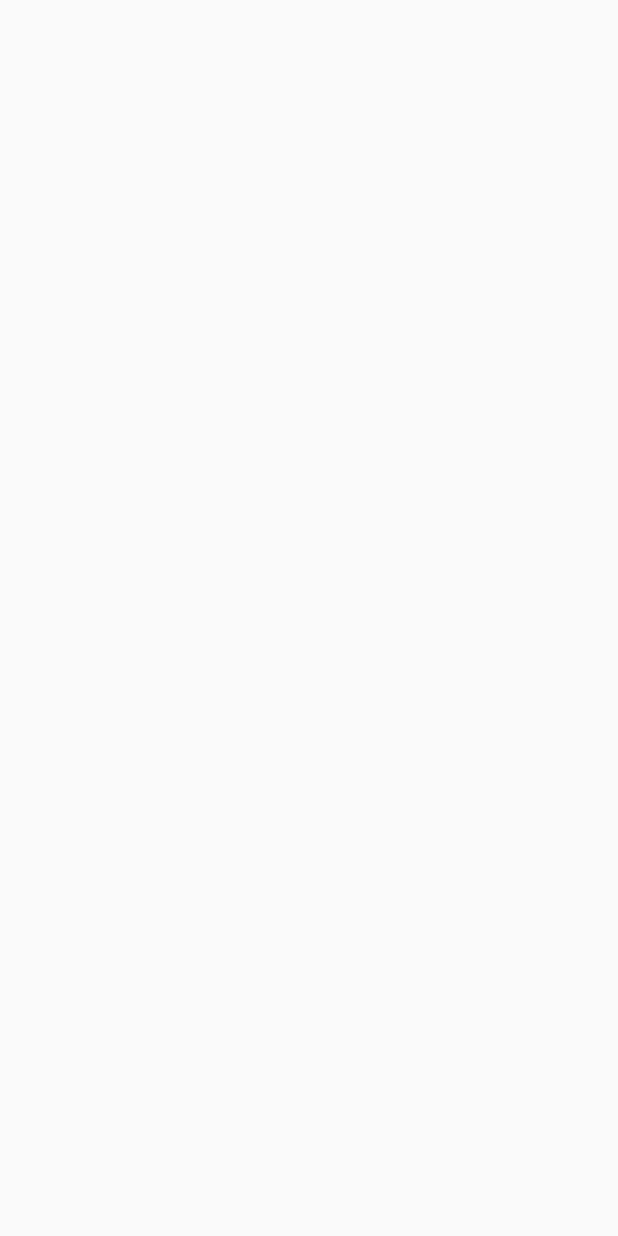
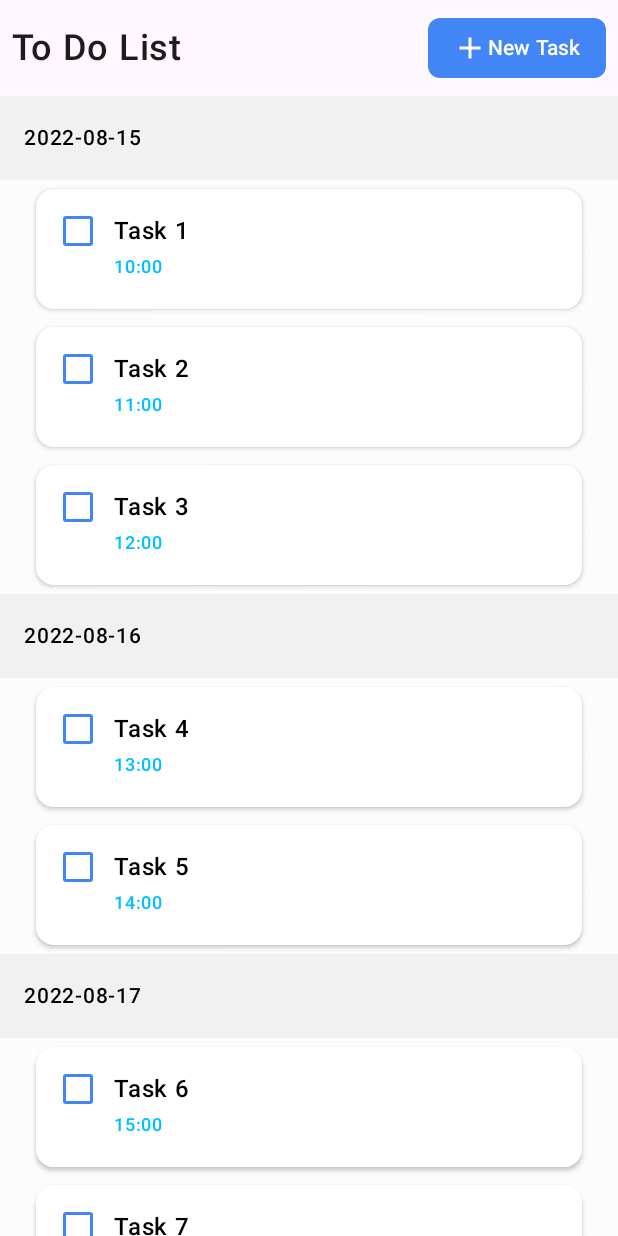
Before and after one commit to kylixeza/Simple-To-Do, an Android app built with Jetpack Compose: the screen it shows after launch (MainActivity), on a phone screen of 412 x 824 dp. Before the commit the screen is empty. Run offline under Robolectric (Android 15) with nearby library versions, the phone set to English and light mode, and no system bars.

Commit message:
feat(home): created home page (To Do Page)

```diff
--- a/app/src/main/AndroidManifest.xml
+++ b/app/src/main/AndroidManifest.xml
@@ -4,6 +4,7 @@
 
     <application
         android:allowBackup="true"
+        android:name=".App"
         android:dataExtractionRules="@xml/data_extraction_rules"
         android:fullBackupContent="@xml/backup_rules"
         android:icon="@mipmap/ic_launcher"
--- /dev/null
+++ b/app/src/main/java/com/kylix/algostudioseniormobiledevelopertest/App.kt
@@ -0,0 +1,22 @@
+package com.kylix.algostudioseniormobiledevelopertest
+
+import android.app.Application
+import com.kylix.algostudioseniormobiledevelopertest.di.viewModelModule
+import org.koin.android.ext.koin.androidContext
+import org.koin.android.ext.koin.androidLogger
+import org.koin.core.context.GlobalContext.startKoin
+import org.koin.core.logger.Level
+
+class App: Application() {
+    override fun onCreate() {
+        super.onCreate()
+
+        startKoin {
+            androidLogger(Level.ERROR)
+            androidContext(this@App)
+            modules(
+                viewModelModule
+            )
+        }
+    }
+}
--- a/app/src/main/java/com/kylix/algostudioseniormobiledevelopertest/MainActivity.kt
+++ b/app/src/main/java/com/kylix/algostudioseniormobiledevelopertest/MainActivity.kt
@@ -3,20 +3,16 @@ package com.kylix.algostudioseniormobiledevelopertest
 import android.os.Bundle
 import androidx.activity.ComponentActivity
 import androidx.activity.compose.setContent
-import androidx.compose.foundation.layout.fillMaxSize
-import androidx.compose.material3.MaterialTheme
-import androidx.compose.material3.Surface
-import androidx.compose.material3.Text
-import androidx.compose.runtime.Composable
-import androidx.compose.ui.Modifier
-import androidx.compose.ui.tooling.preview.Preview
-import com.kylix.algostudioseniormobiledevelopertest.ui.theme.AlgostudioSeniorMobileDeveloperTestTheme
+import com.kylix.algostudioseniormobiledevelopertest.screen.ToDoScreen
+import com.kylix.algostudioseniormobiledevelopertest.ui.theme.AppTheme
 
 class MainActivity : ComponentActivity() {
     override fun onCreate(savedInstanceState: Bundle?) {
         super.onCreate(savedInstanceState)
         setContent {
-
+            AppTheme {
+                ToDoScreen()
+            }
         }
     }
 }
--- /dev/null
+++ b/app/src/main/java/com/kylix/algostudioseniormobiledevelopertest/data/Dummy.kt
@@ -0,0 +1,57 @@
+package com.kylix.algostudioseniormobiledevelopertest.data
+
+import com.kylix.algostudioseniormobiledevelopertest.model.Task
+
+object Dummy {
+
+    fun getTasks() = listOf(
+        Task(
+            id = 1,
+            title = "Task 1",
+            description = "Description 1",
+            date = "2022-08-15",
+            time = "10:00"
+        ),
+        Task(
+            id = 2,
+            title = "Task 2",
+            description = "Description 2",
+            date = "2022-08-15",
+            time = "11:00"
+        ),
+        Task(
+            id = 3,
+            title = "Task 3",
+            description = "Description 3",
+            date = "2022-08-15",
+            time = "12:00"
+        ),
+        Task(
+            id = 4,
+            title = "Task 4",
+            description = "Description 4",
+            date = "2022-08-16",
+            time = "13:00"
+        ),Task(
+            id = 5,
+            title = "Task 5",
+            description = "Description 5",
+            date = "2022-08-16",
+            time = "14:00"
+        ),
+        Task(
+            id = 6,
+            title = "Task 6",
+            description = "Description 6",
+            date = "2022-08-17",
+            time = "15:00"
+        ),
+        Task(
+            id = 7,
+            title = "Task 7",
+            description = "Description 7",
+            date = "2022-08-17",
+            time = "16:00"
+        ),
+    ).sortedBy { it.date }.groupBy { it.date }
+}
--- /dev/null
+++ b/app/src/main/java/com/kylix/algostudioseniormobiledevelopertest/di/ViewModelModule.kt
@@ -0,0 +1,9 @@
+package com.kylix.algostudioseniormobiledevelopertest.di
+
+import com.kylix.algostudioseniormobiledevelopertest.screen.ToDoViewModel
+import org.koin.androidx.viewmodel.dsl.viewModel
+import org.koin.dsl.module
+
+val viewModelModule = module {
+    viewModel { ToDoViewModel() }
+}
--- /dev/null
+++ b/app/src/main/java/com/kylix/algostudioseniormobiledevelopertest/model/Task.kt
@@ -0,0 +1,9 @@
+package com.kylix.algostudioseniormobiledevelopertest.model
+
+data class Task(
+    val id: Int,
+    val title: String,
+    val description: String,
+    val date: String,
+    val time: String,
+)
--- /dev/null
+++ b/app/src/main/java/com/kylix/algostudioseniormobiledevelopertest/screen/ToDoScreen.kt
@@ -0,0 +1,224 @@
+package com.kylix.algostudioseniormobiledevelopertest.screen
+
+import androidx.compose.foundation.ExperimentalFoundationApi
+import androidx.compose.foundation.background
+import androidx.compose.foundation.layout.Arrangement
+import androidx.compose.foundation.layout.Box
+import androidx.compose.foundation.layout.Column
+import androidx.compose.foundation.layout.IntrinsicSize
+import androidx.compose.foundation.layout.PaddingValues
+import androidx.compose.foundation.layout.Row
+import androidx.compose.foundation.layout.Spacer
+import androidx.compose.foundation.layout.fillMaxHeight
+import androidx.compose.foundation.layout.fillMaxSize
+import androidx.compose.foundation.layout.fillMaxWidth
+import androidx.compose.foundation.layout.height
+import androidx.compose.foundation.layout.padding
+import androidx.compose.foundation.layout.size
+import androidx.compose.foundation.layout.width
+import androidx.compose.foundation.layout.wrapContentHeight
+import androidx.compose.foundation.layout.wrapContentSize
+import androidx.compose.foundation.lazy.LazyColumn
+import androidx.compose.foundation.lazy.items
+import androidx.compose.foundation.shape.CircleShape
+import androidx.compose.foundation.shape.RoundedCornerShape
+import androidx.compose.material.icons.Icons
+import androidx.compose.material.icons.filled.Add
+import androidx.compose.material3.Button
+import androidx.compose.material3.ButtonDefaults
+import androidx.compose.material3.Card
+import androidx.compose.material3.CardDefaults
+import androidx.compose.material3.Checkbox
+import androidx.compose.material3.CheckboxDefaults
+import androidx.compose.material3.Icon
+import androidx.compose.material3.MaterialTheme
+import androidx.compose.material3.Scaffold
+import androidx.compose.material3.Surface
+import androidx.compose.material3.Text
+import androidx.compose.runtime.Composable
+import androidx.compose.runtime.collectAsState
+import androidx.compose.runtime.getValue
+import androidx.compose.runtime.mutableStateOf
+import androidx.compose.runtime.remember
+import androidx.compose.runtime.setValue
+import androidx.compose.ui.Alignment
+import androidx.compose.ui.Modifier
+import androidx.compose.ui.graphics.BlendMode.Companion.Color
+import androidx.compose.ui.graphics.Color
+import androidx.compose.ui.res.painterResource
+import androidx.compose.ui.text.font.FontFamily
+import androidx.compose.ui.text.font.FontWeight
+import androidx.compose.ui.tooling.preview.Preview
+import androidx.compose.ui.unit.dp
+import androidx.compose.ui.unit.sp
+import com.kylix.algostudioseniormobiledevelopertest.model.Task
+import com.kylix.algostudioseniormobiledevelopertest.ui.theme.Black
+import com.kylix.algostudioseniormobiledevelopertest.ui.theme.DeepBlue
+import com.kylix.algostudioseniormobiledevelopertest.ui.theme.DarkGray
+import com.kylix.algostudioseniormobiledevelopertest.ui.theme.Gray
+import com.kylix.algostudioseniormobiledevelopertest.ui.theme.LightBlue
+import com.kylix.algostudioseniormobiledevelopertest.ui.theme.LightGray
+import com.kylix.algostudioseniormobiledevelopertest.ui.theme.White
+import org.koin.androidx.compose.koinViewModel
+
+@OptIn(ExperimentalFoundationApi::class)
+@Composable
+fun ToDoScreen(
+    viewModel: ToDoViewModel = koinViewModel(),
+    modifier: Modifier = Modifier
+) {
+    val state = viewModel.toDoState.collectAsState()
+
+    Scaffold(
+        modifier = modifier.fillMaxSize(),
+        topBar = {
+            Row(
+                modifier = Modifier
+                    .padding(8.dp)
+                    .fillMaxWidth(),
+                horizontalArrangement = Arrangement.SpaceBetween,
+                verticalAlignment = Alignment.CenterVertically
+            ) {
+                Text(
+                    text = "To Do List",
+                    fontSize = MaterialTheme.typography.headlineSmall.fontSize,
+                    fontWeight = FontWeight.SemiBold,
+                    fontFamily = FontFamily.Default
+                )
+
+                Button(
+                    onClick = { },
+                    colors = ButtonDefaults.buttonColors(
+                        containerColor = DeepBlue
+                    ),
+                    shape = RoundedCornerShape(8.dp),
+                    contentPadding = PaddingValues(vertical = 8.dp, horizontal = 16.dp)
+                ) {
+                    Row(
+                        horizontalArrangement = Arrangement.Start,
+                        verticalAlignment = Alignment.CenterVertically
+                    ) {
+                        Icon(
+                            imageVector = Icons.Filled.Add,
+                            tint = White,
+                            contentDescription = "Add Icon",
+                        )
+                        Text(
+                            text = "New Task"
+                        )
+                    }
+                }
+            }
+        }
+    ) { innerPadding ->
+        Box(
+            modifier = Modifier
+                .padding(innerPadding)
+                .fillMaxSize()
+                .background(color = LightGray)
+        ) {
+            LazyColumn {
+                state.value.task.forEach { (date, tasks) ->
+                    stickyHeader {
+                        TaskHeader(date = date)
+                    }
+                    items(tasks) { task ->
+                        TaskItem(task = task)
+                    }
+                }
+            }
+        }
+    }
+}
+
+@Composable
+fun TaskHeader(
+    date: String,
+    modifier: Modifier = Modifier
+) {
+    Row(
+        modifier = modifier
+            .fillMaxWidth()
+            .background(Gray)
+            .padding(16.dp),
+    ) {
+        Text(
+            text = date,
+            fontSize = 14.sp,
+            fontWeight = FontWeight.SemiBold,
+            color = Black
+        )
+    }
+}
+
+@Composable
+fun TaskItem(
+    task: Task,
+    modifier: Modifier = Modifier
+) {
+
+    var isChecked by remember { mutableStateOf(false) }
+
+    Surface(
+        modifier = modifier
+            .padding(horizontal = 24.dp, vertical = 6.dp)
+            .fillMaxWidth(),
+        shape = MaterialTheme.shapes.medium,
+        shadowElevation = 2.dp,
+        color = White,
+    ) {
+        Row(
+            modifier = Modifier
+                .padding(16.dp)
+                .fillMaxWidth(),
+            verticalAlignment = Alignment.Top
+        ) {
+            Box(
+                modifier = Modifier
+                    .size(24.dp),
+                contentAlignment = Alignment.TopCenter
+            ) {
+                Checkbox(
+                    modifier = Modifier.fillMaxHeight(),
+                    checked = isChecked,
+                    onCheckedChange = { isChecked = it },
+                    colors = CheckboxDefaults.colors(
+                        checkedColor = DeepBlue,
+                        uncheckedColor = DeepBlue,
+                        checkmarkColor = White
+                    )
+                )
+            }
+            Spacer(modifier = Modifier.width(12.dp))
+            Column {
+                Text(
+                    text = task.title,
+                    fontSize = 16.sp,
+                    fontWeight = FontWeight.SemiBold,
+                    color = Black
+                )
+                Text(
+                    text = task.time,
+                    fontSize = 12.sp,
+                    fontWeight = FontWeight.SemiBold,
+                    color = LightBlue
+                )
+            }
+        }
+    }
+
+}
+
+@Preview(showBackground = true)
+@Composable
+fun TaskItem() {
+    TaskItem(
+        task = Task(
+            id = 1,
+            title = "Task 1",
+            description = "Description 1",
+            date = "2022-08-15",
+            time = "10:00"
+        )
+    )
+}
--- /dev/null
+++ b/app/src/main/java/com/kylix/algostudioseniormobiledevelopertest/screen/ToDoState.kt
@@ -0,0 +1,8 @@
+package com.kylix.algostudioseniormobiledevelopertest.screen
+
+import com.kylix.algostudioseniormobiledevelopertest.model.Task
+import java.util.SortedMap
+
+data class ToDoState(
+    val task: Map<String, List<Task>> = emptyMap()
+)
--- /dev/null
+++ b/app/src/main/java/com/kylix/algostudioseniormobiledevelopertest/screen/ToDoViewModel.kt
@@ -0,0 +1,25 @@
+package com.kylix.algostudioseniormobiledevelopertest.screen
+
+import android.util.Log
+import androidx.lifecycle.ViewModel
+import com.kylix.algostudioseniormobiledevelopertest.data.Dummy
+import kotlinx.coroutines.flow.MutableStateFlow
+import kotlinx.coroutines.flow.asStateFlow
+
+class ToDoViewModel: ViewModel() {
+
+    private val _toDoState = MutableStateFlow(ToDoState())
+    val toDoState = _toDoState.asStateFlow()
+
+    init {
+        getTasks()
+    }
+
+    private fun getTasks() {
+        val tasks = Dummy.getTasks()
+        Log.d("ToDoViewModel", "$tasks")
+        _toDoState.value = _toDoState.value.copy(
+            task = tasks
+        )
+    }
+}
--- a/app/src/main/java/com/kylix/algostudioseniormobiledevelopertest/ui/theme/Color.kt
+++ b/app/src/main/java/com/kylix/algostudioseniormobiledevelopertest/ui/theme/Color.kt
@@ -2,14 +2,15 @@ package com.kylix.algostudioseniormobiledevelopertest.ui.theme
 
 import androidx.compose.ui.graphics.Color
 
-val LightBlue = Color(0xFF87CEEB)
-val DeepBlue = Color(0xFF00BFFF)
+val LightBlue = Color(0xFF00BFFF)
+val DeepBlue = Color(0xFF4285F4)
 
 val LightOrange = Color(0xFFEB907B)
 val DeepOrange = Color(0xFFE25436)
 
-val Gray = Color(0xFF808080)
-val LightGray = Color(0xFFD3D3D3)
+val Gray = Color(0xFFF1F1F1)
+val DarkGray = Color(0xFF808080)
+val LightGray = Color(0xFFFCFCFC)
 
 val White = Color(0xFFFFFFFF)
 val Black = Color(0xFF000000)
--- a/app/src/main/java/com/kylix/algostudioseniormobiledevelopertest/ui/theme/Theme.kt
+++ b/app/src/main/java/com/kylix/algostudioseniormobiledevelopertest/ui/theme/Theme.kt
@@ -28,26 +28,18 @@ private val LightColorScheme = lightColorScheme(
 )
 
 @Composable
-fun AlgostudioSeniorMobileDeveloperTestTheme(
+fun AppTheme(
     darkTheme: Boolean = isSystemInDarkTheme(),
     // Dynamic color is available on Android 12+
     dynamicColor: Boolean = true,
     content: @Composable () -> Unit
 ) {
-    val colorScheme = when {
-        dynamicColor && Build.VERSION.SDK_INT >= Build.VERSION_CODES.S -> {
-            val context = LocalContext.current
-            if (darkTheme) dynamicDarkColorScheme(context) else dynamicLightColorScheme(context)
-        }
-
-        darkTheme -> DarkColorScheme
-        else -> LightColorScheme
-    }
+    val colorScheme= LightColorScheme
     val view = LocalView.current
     if (!view.isInEditMode) {
         SideEffect {
             val window = (view.context as Activity).window
-            window.statusBarColor = colorScheme.primary.toArgb()
+            window.statusBarColor = White.toArgb()
             WindowCompat.getInsetsController(window, view).isAppearanceLightStatusBars = darkTheme
         }
     }
--- a/buildSrc/src/main/java/Dependencies.kt
+++ b/buildSrc/src/main/java/Dependencies.kt
@@ -18,9 +18,9 @@ object Flavors {
 object Versions {
     const val kotlin = "1.9.20"
     const val agp = "8.2.0"
-    const val compose = "1.5.1"
+    const val compose = "1.5.5"
 
-    const val coreKtx = "1.31.1"
+    const val coreKtx = "1.13.1"
     const val lifecycleKtx = "2.8.4"
     const val activityCompose = "1.9.1"
     const val composeBom = "2023.08.00"
@@ -28,6 +28,8 @@ object Versions {
     const val junit = "4.13.2"
     const val extJunit = "1.2.1"
     const val espresso = "3.6.1"
+
+    const val koin = "3.5.6"
 }
 
 object Libs {
@@ -40,6 +42,11 @@ object Libs {
     const val composeUiGraphics = "androidx.compose.ui:ui-graphics"
     const val composeUiToolingPreview = "androidx.compose.ui:ui-tooling-preview"
     const val composeMaterial3 = "androidx.compose.material3:material3"
+
+    const val koinBom = "io.insert-koin:koin-bom:${Versions.koin}"
+    const val koinCore = "io.insert-koin:koin-core:${Versions.koin}"
+    const val koinAndroid = "io.insert-koin:koin-android:${Versions.koin}"
+    const val koinCompose = "io.insert-koin:koin-androidx-compose:${Versions.koin}"
 }
 
 object TestDependencies {
@@ -68,3 +75,16 @@ infix fun DependencyHandler.androidTestImplOf(dependency: String) {
 infix fun DependencyHandler.debugImplementation(dependency: String) {
     add("debugImplementation", dependency)
 }
+
+fun DependencyHandler.implComposeDependencies() {
+    add("implementation", Libs.composeUi)
+    add("implementation", Libs.composeUiGraphics)
+    add("implementation", Libs.composeUiToolingPreview)
+    add("implementation", Libs.composeMaterial3)
+}
+
+fun DependencyHandler.implKoinDependencies() {
+    add("implementation", Libs.koinCore)
+    add("implementation", Libs.koinAndroid)
+    add("implementation", Libs.koinCompose)
+}
```
Also changed, not shown: app/build.gradle.kts (+7 -4 lines), 38 other files.
